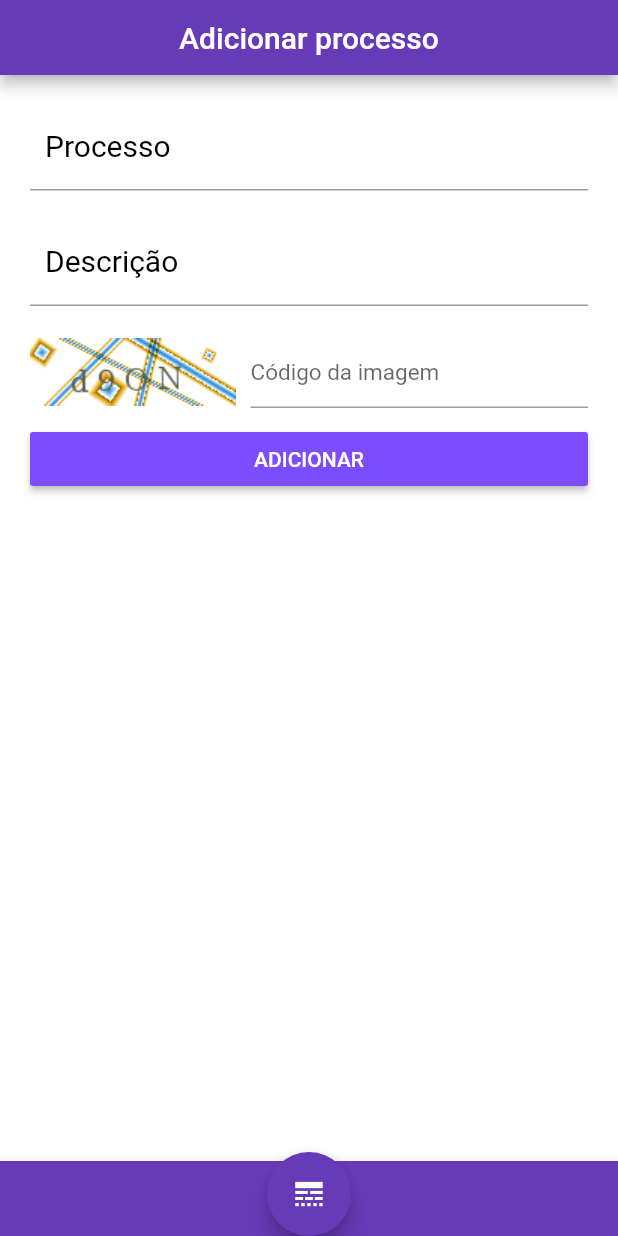
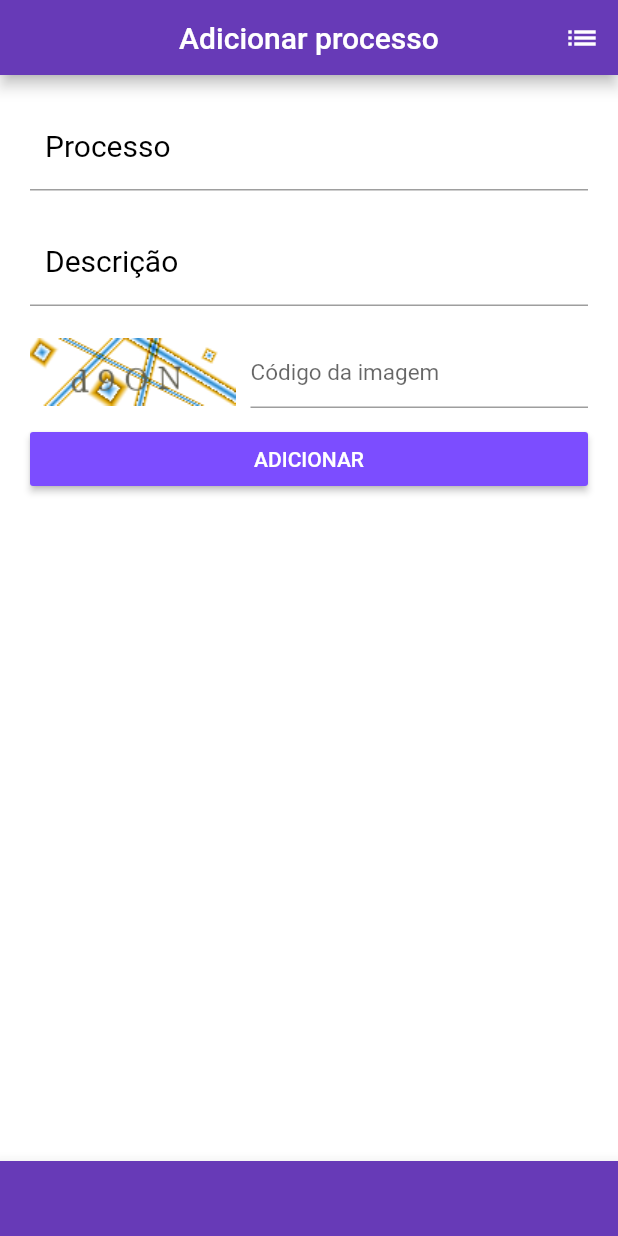
Before and after one commit to DennisVerissimo/webscraper_sei, a Flutter app: the NovoProcesso screen opened directly, after a tap on "ADICIONAR", on a phone screen of 412 x 824 dp. Run offline on Flutter 3.47's test engine with Material 2 defaults, Android fonts, the phone set to English and light mode, and no system bars; our stand-ins replace moor_flutter, sqflite; accounts and stored records are empty; generated files the repository leaves out were written again.

Commit message:
sqlite com dart conectado funcionando

```diff
--- a/scrap_sei/lib/db/my_database.dart
+++ b/scrap_sei/lib/db/my_database.dart
@@ -6,26 +6,32 @@ import 'package:scrap_sei/ui/resumo_processo.dart';
 part 'my_database.g.dart';
 
 class Processos extends Table{
-  TextColumn get numero => text().withLength(min: 3, max: 50)();
-  TextColumn get nome => text().withLength(min: 3, max: 50)();
- // DateTimeColumn get data_alt => dateTime()();
- // BoolColumn get alguma_alt => boolean()();
+  IntColumn get id => integer().autoIncrement()();
+  TextColumn get numero => text().withLength(min: 3, max: 50).customConstraint('UNIQUE')();
+  TextColumn get nome => text().withLength(min: 3, max: 50).customConstraint('UNIQUE')();
+  DateTimeColumn get data_alt => dateTime().nullable().withDefault(Constant(DateTime.now()))();
+  BoolColumn get alguma_alt => boolean().withDefault(Constant(false))();
+
+  @override
+  Set<Column> get primaryKey => {id};
+
 }
 
 
 
 @UseMoor(tables: [Processos])
-class MyDatabase extends _$MyDatase {
+class MyDatabase extends _$MyDatabase {
 
   static final MyDatabase instance =   MyDatabase._internal();
   MyDatabase._internal():
-        super(FlutterQueryExecutor.inDatabaseFolder(path: 'dd.sqlite'));
+        super(FlutterQueryExecutor.inDatabaseFolder(path: 'db6.sqlite'));
 
   Stream<List<Processo>> getAllProcessos(){
     return select(processos).watch();
   }
 
   Future addProcesso(Processo processo){
+    print(processo);
     return into(processos).insert(processo);
   }
 
--- a/scrap_sei/lib/ui/meus_processos.dart
+++ b/scrap_sei/lib/ui/meus_processos.dart
@@ -65,6 +65,12 @@ class _MeusProcessosState extends State<MeusProcessos> {
                 leading: IconButton(icon: Icon(Icons.delete), onPressed:(){
                   MyDatabase.instance.deleteProcesso((list[index].numero));
                 },),
+
+                trailing: Column(
+                  children: <Widget>[
+                    Text(list[index].data_alt),
+                  ],
+                ),
 
                 title: Text(list[index].nome),
                 subtitle: Text(list[index].numero),
--- a/scrap_sei/lib/ui/novo_processo.dart
+++ b/scrap_sei/lib/ui/novo_processo.dart
@@ -18,7 +18,8 @@ class _NovoProcessoState extends State<NovoProcesso> {
 
   }
 
-  String text = "";
+  String num = "";
+  String des = "";
 
   @override
   Widget build(BuildContext context){
@@ -27,7 +28,7 @@ class _NovoProcessoState extends State<NovoProcesso> {
     return Scaffold(
 
 
-      floatingActionButton: Container(
+    /*  floatingActionButton: Container(
         padding: EdgeInsets.only(top: 45),
         child: FloatingActionButton(
           child: Icon(Icons.line_style,),
@@ -35,7 +36,7 @@ class _NovoProcessoState extends State<NovoProcesso> {
           onPressed: irParaMeusProcessos,
 
         ),
-      ),
+      ), */
       bottomNavigationBar: BottomAppBar(
         color: Colors.deepPurple,
         child: Container(
@@ -49,6 +50,9 @@ class _NovoProcessoState extends State<NovoProcesso> {
       appBar: PreferredSize(
         preferredSize: Size.fromHeight(50),
         child: AppBar(
+          actions: <Widget>[
+            IconButton(icon: Icon(Icons.list), onPressed: irParaMeusProcessos,)
+          ],
           backgroundColor: Colors.deepPurple,
           title: Text("Adicionar processo", style: TextStyle(color: Colors.white)),
           centerTitle: true,
@@ -73,7 +77,7 @@ class _NovoProcessoState extends State<NovoProcesso> {
                         labelStyle: TextStyle(color: Colors.black, fontSize: 20)
                     ),
                     onChanged: (value){
-                      text = value;
+                      num = value;
                     },
                   ),
                 ),
@@ -91,7 +95,7 @@ class _NovoProcessoState extends State<NovoProcesso> {
                         labelStyle: TextStyle(color: Colors.black, fontSize: 20, )
                     ),
                     onChanged: (value){
-                      text = value;
+                      des = value;
                     },
                   ),
                 ),
@@ -125,7 +129,7 @@ class _NovoProcessoState extends State<NovoProcesso> {
                   padding: const EdgeInsets.only(top: 10),
                   child: RaisedButton(
                     onPressed: () async{
-                      await MyDatabase.instance.addProcesso(Processo(numero: text, nome: text, ));
+                      await MyDatabase.instance.addProcesso(Processo(numero: num, nome: des,));
                     },
                     child:
                     Text("ADICIONAR",
```
Also changed, not shown: scrap_sei/lib/db/my_database.g.dart.
